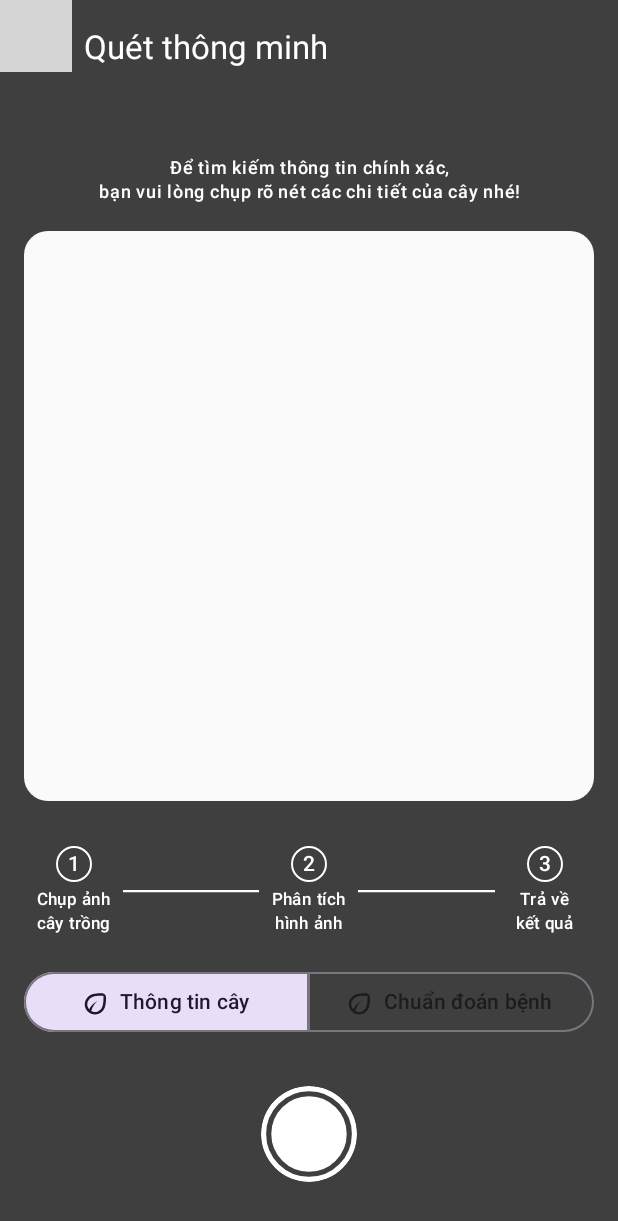
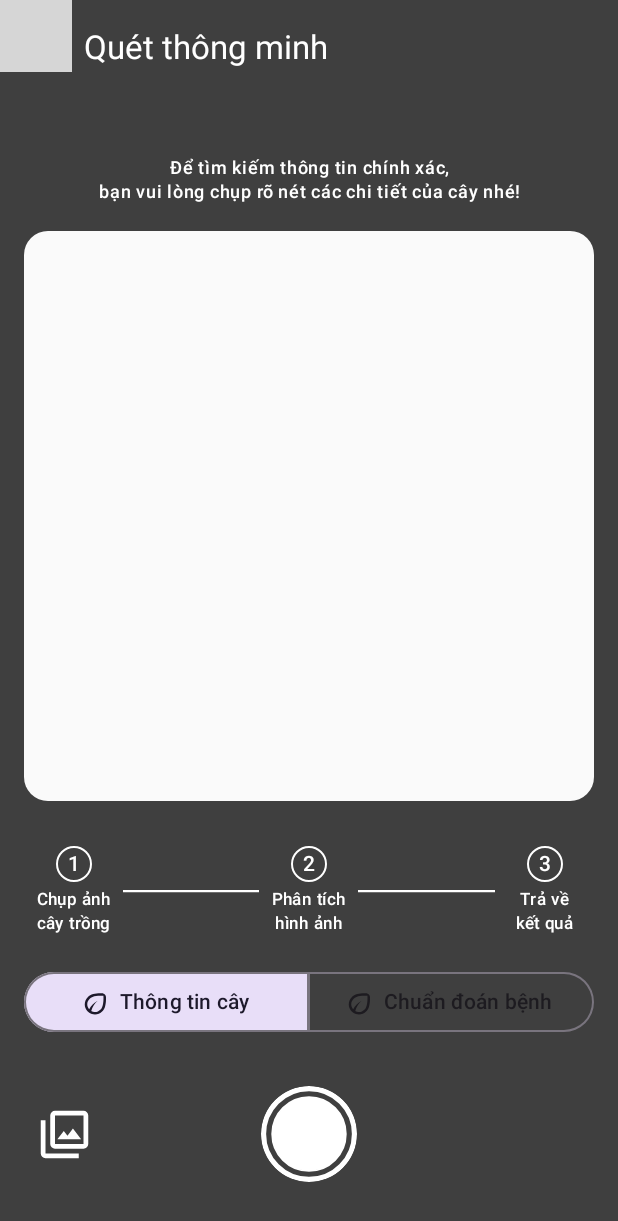
Before and after one commit to FakerHecker/AISC2024_Planta_AndroidApp, an Android app built with Jetpack Compose: the screen it shows after launch (MainActivity), on a phone screen of 412 x 824 dp. Shown: the top 1221 px of the screen. Run offline under Robolectric (Android 15) with nearby library versions, the phone set to English and light mode, and no system bars; libraries missing offline, so code that uses them is left out: androidx.camera.core, androidx.camera.lifecycle, androidx.camera.view; 10 statements that could not run were skipped; grey boxes are pictures that could not be loaded.

Commit message:
Add pick image button

```diff
--- a/app/src/main/java/com/example/aisc2024_planta_androidapp/scan/ScanScreen.kt
+++ b/app/src/main/java/com/example/aisc2024_planta_androidapp/scan/ScanScreen.kt
@@ -1,6 +1,10 @@
 package com.example.aisc2024_planta_androidapp.scan
 
 import android.app.Activity
+import android.util.Log
+import androidx.activity.compose.rememberLauncherForActivityResult
+import androidx.activity.result.PickVisualMediaRequest
+import androidx.activity.result.contract.ActivityResultContracts.PickVisualMedia
 import androidx.camera.core.Camera
 import androidx.camera.core.CameraSelector
 import androidx.camera.core.ImageCapture
@@ -27,6 +31,8 @@ import androidx.compose.foundation.layout.wrapContentHeight
 import androidx.compose.foundation.shape.RoundedCornerShape
 import androidx.compose.material.icons.Icons
 import androidx.compose.material.icons.automirrored.filled.ArrowBack
+import androidx.compose.material3.AlertDialog
+import androidx.compose.material3.Button
 import androidx.compose.material3.ExperimentalMaterial3Api
 import androidx.compose.material3.HorizontalDivider
 import androidx.compose.material3.Icon
@@ -75,6 +81,10 @@ import androidx.lifecycle.compose.LocalLifecycleOwner
 import com.example.aisc2024_planta_androidapp.R
 import com.example.aisc2024_planta_androidapp.ui.composable.LoadingPopup
 import com.example.aisc2024_planta_androidapp.ui.theme.AISC2024_Planta_AndroidAppTheme
+import com.google.accompanist.permissions.ExperimentalPermissionsApi
+import com.google.accompanist.permissions.isGranted
+import com.google.accompanist.permissions.rememberPermissionState
+import com.google.accompanist.permissions.shouldShowRationale
 import kotlinx.coroutines.delay
 
 @Preview
@@ -104,6 +114,19 @@ fun ScanScreen(
 
     var selectedMode by remember { mutableIntStateOf(0) }
     var showLoading by remember { mutableStateOf(false) }
+
+    // Photo picker
+    // Registers a photo picker activity launcher in single-select mode.
+    val pickMedia = rememberLauncherForActivityResult(PickVisualMedia()) { uri ->
+        // Callback is invoked after the user selects a media item or closes the
+        // photo picker.
+        // TODO: Handle the selected media item.
+        if (uri != null) {
+            Log.d("PhotoPicker", "Selected URI: $uri")
+        } else {
+            Log.d("PhotoPicker", "No media selected")
+        }
+    }
 
     LoadingPopup(label = "Đang quét hình ảnh...", isVisible = showLoading)
     Box(modifier) {
@@ -214,9 +237,9 @@ fun ScanScreen(
                         }
                     }
                 }
-                Column(
-                    horizontalAlignment = Alignment.CenterHorizontally,
-                    verticalArrangement = Arrangement.Center,
+
+                // Snap button and pick image
+                Box(
                     modifier = Modifier.fillMaxSize()
                 ) {
                     IconButton(
@@ -224,12 +247,28 @@ fun ScanScreen(
                             showLoading = true
                         },
                         modifier = Modifier.size(64.dp)
+                            .align(Alignment.Center)
                     ) {
                         Icon(painter = painterResource(R.drawable.snap),
                             contentDescription = "snap button",
                             tint = colorScheme.onPrimary,
                             modifier = Modifier.fillMaxSize()
                         )
+                    }
+                    val context = LocalContext.current
+                    IconButton(
+                        onClick = {
+                            PickVisualMedia.isPhotoPickerAvailable(context)
+                            pickMedia.launch(PickVisualMediaRequest(PickVisualMedia.ImageOnly))
+                        },
+                        modifier = Modifier.size(54.dp)
+                            .align(Alignment.CenterStart)
+                    ) {
+                         Icon(painter = painterResource(R.drawable.photo_library),
+                             contentDescription = "pick image from library",
+                             tint = colorScheme.onPrimary,
+                             modifier = Modifier.fillMaxSize().padding(8.dp)
+                         )
                     }
                 }
             }
@@ -264,8 +303,43 @@ private fun StepIndicator(stepCount: String, text: String) {
     }
 }
 
+@OptIn(ExperimentalPermissionsApi::class, ExperimentalMaterial3Api::class)
 @Composable
 fun CameraPreviewScreen(modifier: Modifier = Modifier) {
+    // Camera permission state
+    val cameraPermissionState = rememberPermissionState(
+        android.Manifest.permission.CAMERA
+    )
+
+    // TODO: add ask again mechanics
+
+    if (!cameraPermissionState.status.isGranted) {
+        val textToShow = if (cameraPermissionState.status.shouldShowRationale) {
+            // If the user has denied the permission but the rationale can be shown,
+            // then gently explain why the app requires this permission
+            "The camera is important for this app. Please grant the permission."
+        } else {
+            // If it's the first time the user lands on this feature, or the user
+            // doesn't want to be asked again for this permission, explain that the
+            // permission is required
+            "Camera permission required for this feature to be available. " +
+                    "Please grant the permission"
+        }
+        AlertDialog(
+            title = { Text("Camera permission required") },
+            text = { Text(textToShow) },
+            confirmButton = {
+                Button(
+                    onClick = { cameraPermissionState.launchPermissionRequest() }
+                ) {
+                    Text("Request permission")
+                }
+            },
+            onDismissRequest = {}
+        )
+        return
+    }
+
     val context = LocalContext.current
     val lifecycleOwner = LocalLifecycleOwner.current
 
--- /dev/null
+++ b/app/src/main/res/drawable/photo_library.xml
@@ -0,0 +1,10 @@
+<vector xmlns:android="http://schemas.android.com/apk/res/android"
+    android:width="24dp"
+    android:height="24dp"
+    android:viewportWidth="960"
+    android:viewportHeight="960"
+    android:tint="?attr/colorControlNormal">
+  <path
+      android:fillColor="@android:color/white"
+      android:pathData="M360,560L760,560L622,380L530,500L468,420L360,560ZM320,720Q287,720 263.5,696.5Q240,673 240,640L240,160Q240,127 263.5,103.5Q287,80 320,80L800,80Q833,80 856.5,103.5Q880,127 880,160L880,640Q880,673 856.5,696.5Q833,720 800,720L320,720ZM320,640L800,640Q800,640 800,640Q800,640 800,640L800,160Q800,160 800,160Q800,160 800,160L320,160Q320,160 320,160Q320,160 320,160L320,640Q320,640 320,640Q320,640 320,640ZM160,880Q127,880 103.5,856.5Q80,833 80,800L80,240L160,240L160,800Q160,800 160,800Q160,800 160,800L720,800L720,880L160,880ZM320,160L320,160Q320,160 320,160Q320,160 320,160L320,640Q320,640 320,640Q320,640 320,640L320,640Q320,640 320,640Q320,640 320,640L320,160Q320,160 320,160Q320,160 320,160Z"/>
+</vector>
```
Also changed, not shown: app/build.gradle.kts (+6 -5 lines), app/src/main/AndroidManifest.xml (+12 -0 lines).
